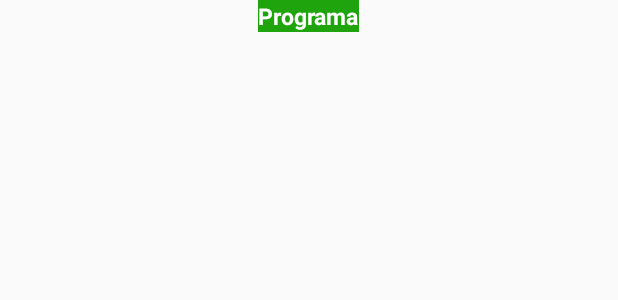
After one commit to sisaza92/MiOfertaUdeAMovil, an Android app: the layout item_programa.xml on its own in the app's theme, with its tools: preview values and no code run, on a phone screen of 412 x 824 dp. The commit adds this screen. Shown: the top 300 px of the screen. Run offline under Robolectric (Android 15) with nearby library versions, the phone set to English and light mode, and no system bars.

Commit message:
Rejected commit: Default

```diff
--- /dev/null
+++ b/app/src/main/res/layout/item_programa.xml
@@ -0,0 +1,21 @@
+<?xml version="1.0" encoding="utf-8"?>
+<LinearLayout xmlns:android="http://schemas.android.com/apk/res/android"
+    android:orientation="vertical" android:layout_width="match_parent"
+    android:layout_height="match_parent"
+    android:textAlignment="center">
+
+    <TextView
+        android:layout_width="wrap_content"
+        android:layout_height="wrap_content"
+        android:id="@+id/textViewPrograma"
+        android:layout_gravity="center_horizontal"
+        android:text="Programa"
+        android:backgroundTint="@color/Verde_UdeA"
+        android:background="@color/Verde_UdeA"
+        android:textColor="#ffffff"
+        android:textStyle="bold"
+        android:visibility="visible"
+        android:textSize="15dp"
+        android:textIsSelectable="false"
+        android:linksClickable="false" />
+</LinearLayout>
--- a/app/src/main/res/values/colors.xml
+++ b/app/src/main/res/values/colors.xml
@@ -4,4 +4,5 @@
     <color name="colorPrimaryDark">#66AA00</color>
     <color name="colorAccent">#444444</color>
     <color name="Verde_UdeA">#1fa40e</color>
+    <color name="Verde_UdeA2">#30b71f</color>
 </resources>
```
Also changed, not shown: app/src/main/java/udea/edu/co/miofertaudea/vista/activity/ProgramaActivity.java (+51 -5 lines), app/src/main/java/udea/edu/co/miofertaudea/vista/adapter/ProgramaSpinnerAdapter.java (added, +79 -0 lines).
